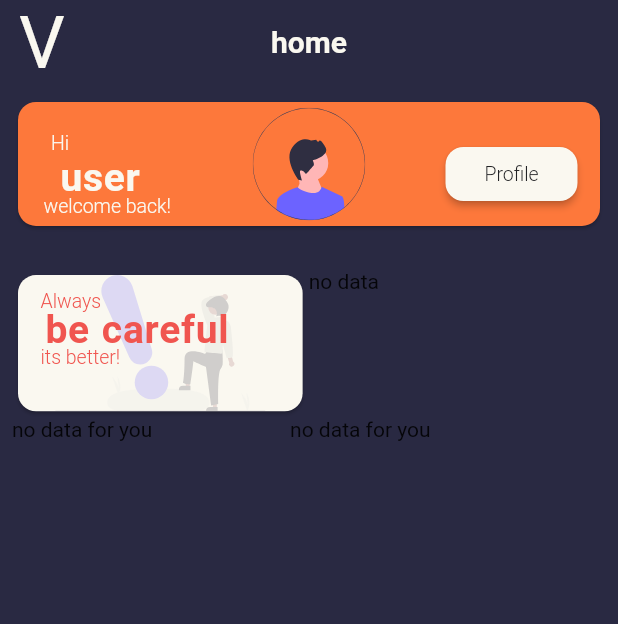
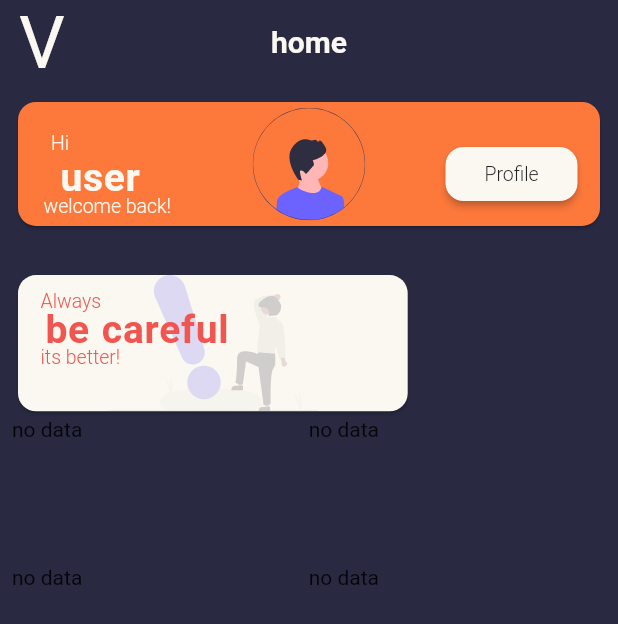
Before and after one commit to zmeulDev/valero, a Flutter app: the Home screen opened directly, on a phone screen of 412 x 824 dp. Shown: the top 624 px of the screen. Run offline on Flutter 3.47's test engine with Material 2 defaults, Android fonts, the phone set to English and light mode, and no system bars; our stand-ins replace cached_network_image, cloud_firestore, firebase_auth, firebase_core, firebase_storage, flutter_custom_clippers and 8 more; missing offline and left inert: avatar_view, mobile_number; accounts and stored records are empty; Roboto replaces fonts that are missing (Depot).

Commit message:
home fixes

```diff
--- a/lib/pages/Car/editCar.dart
+++ b/lib/pages/Car/editCar.dart
@@ -1,3 +1,4 @@
+import 'package:cloud_firestore/cloud_firestore.dart';
 import 'package:flutter/cupertino.dart';
 import 'package:flutter/material.dart';
 import 'package:get/get.dart';
@@ -224,7 +225,7 @@ class _EditCar extends State<EditCar> {
 
     return Scaffold(
       resizeToAvoidBottomInset: false,
-      appBar: getAppBar('Update car'),
+      appBar: getAppBar('Edit car'),
       body: Form(
         key: _formKey,
         child: Padding(
--- a/lib/pages/Car/viewCar.dart
+++ b/lib/pages/Car/viewCar.dart
@@ -116,10 +116,10 @@ class _ViewCar extends State<ViewCar> {
           model: car["model"],
           year: car["year"],
           fuel: car["fuel"],
-          inspection: car["inspection"].toString(),
-          insurance: car["insurance"].toString(),
-          vignette: car["vignette"].toString(),
-          maintenance: car["maintenance"].toString(),
+          inspection: car["inspection"].toDate(),
+          insurance: car["insurance"].toDate(),
+          vignette: car["vignette"].toDate(),
+          maintenance: car["maintenance"].toDate(),
           note: car["note"]),
     );
   }
--- a/lib/pages/home.dart
+++ b/lib/pages/home.dart
@@ -63,6 +63,12 @@ class _HomeState extends State<Home> {
               Row(
                 children: [
                   nextCard(),
+
+                ],
+              ),
+              Row(
+                children: [
+                  nextMaintenance(),
                   nextInsurance(),
                 ],
               ),
@@ -106,7 +112,10 @@ class _HomeState extends State<Home> {
   }
 
   nextCard() {
-    return CreateBoxCard(
+    return SizedBox(
+      width: Get.width * 0.65,
+      height: Get.height * 0.12,
+      child: CreateBoxCard(
         subTitle: 'Always',
         title: 'be careful',
         paragraph: 'its better!',
@@ -116,12 +125,13 @@ class _HomeState extends State<Home> {
         ),
         textColor: const Color(0xFFf0554f),
         buttonText: 'buttonText',
+      ),
     );
   }
 
   nextInsurance() {
     return SizedBox(
-      width: Get.width * 0.45,
+      width: Get.width * 0.48,
       height: Get.height * 0.12,
       child: StreamBuilder<QuerySnapshot<Map<String, dynamic>>>(
         stream: FirebaseFirestore.instance
@@ -148,7 +158,7 @@ class _HomeState extends State<Home> {
                 'assets/svg/insurance.svg',
                 alignment: Alignment.bottomRight,
               ),
-              textColor: car['insurance'].toString() == '31 03 2023'
+              textColor: DateTime.now().isBefore(car['insurance'].toDate())
                   ? tertiaryColor
                   : const Color(0xFFf0554f),
               buttonText: 'buttonText',
@@ -163,7 +173,7 @@ class _HomeState extends State<Home> {
 
   nextInspection() {
     return SizedBox(
-      width: Get.width * 0.45,
+      width: Get.width * 0.48,
       height: Get.height * 0.12,
       child: StreamBuilder<QuerySnapshot<Map<String, dynamic>>>(
         stream: FirebaseFirestore.instance
@@ -173,22 +183,24 @@ class _HomeState extends State<Home> {
         builder: (_, snapshot) {
           if (snapshot.hasError) return Text('Error = ${snapshot.error}');
           if (snapshot.data?.size == 0) {
-            return const Text('no data for you');
+            return const Text('no data');
           }
           if (snapshot.hasData) {
             final car = snapshot.data!.docs.first;
             return CreateBoxCard(
-              subTitle: 'Next inspection',
+              subTitle: 'Next Inspection ',
               title: car['inspection'].toString().isNotEmpty
                   ? f.format(car['inspection'].toDate())
                   : 'Not set',
-              paragraph: car['plates'],
+              paragraph: car['inspection'].toString().isNotEmpty
+                  ? car['plates']
+                  : 'no data set',
               color: secondaryColor,
               image: SvgPicture.asset(
-                'assets/svg/inspection.svg',
+                'assets/svg/insurance.svg',
                 alignment: Alignment.bottomRight,
               ),
-              textColor: car['inspection'].toString() == '31 03 2023'
+              textColor: DateTime.now().isBefore(car['inspection'].toDate())
                   ? tertiaryColor
                   : const Color(0xFFf0554f),
               buttonText: 'buttonText',
@@ -203,7 +215,7 @@ class _HomeState extends State<Home> {
 
   nextVignette() {
     return SizedBox(
-      width: Get.width * 0.45,
+      width: Get.width * 0.48,
       height: Get.height * 0.12,
       child: StreamBuilder<QuerySnapshot<Map<String, dynamic>>>(
         stream: FirebaseFirestore.instance
@@ -213,13 +225,12 @@ class _HomeState extends State<Home> {
         builder: (_, snapshot) {
           if (snapshot.hasError) return Text('Error = ${snapshot.error}');
           if (snapshot.data?.size == 0) {
-            return const Text('no data for you');
+            return const Text('no data');
           }
           if (snapshot.hasData) {
-            var car = snapshot.data!.docs.first;
-
+            final car = snapshot.data!.docs.first;
             return CreateBoxCard(
-              subTitle: 'Next vignette',
+              subTitle: 'Next Vignette ',
               title: car['vignette'].toString().isNotEmpty
                   ? f.format(car['vignette'].toDate())
                   : 'Not set',
@@ -228,13 +239,54 @@ class _HomeState extends State<Home> {
                   : 'no data set',
               color: secondaryColor,
               image: SvgPicture.asset(
-                'assets/svg/vignette.svg',
+                'assets/svg/insurance.svg',
                 alignment: Alignment.bottomRight,
               ),
-              textColor: f.format(car['vignette'].toDate()) == f.format(DateTime.now().subtract(const Duration(days: 6)))
+              textColor: DateTime.now().isBefore(car['vignette'].toDate())
                   ? tertiaryColor
                   : const Color(0xFFf0554f),
+              buttonText: 'buttonText',
+            );
+          }
 
+          return const Center(child: CircularProgressIndicator());
+        },
+      ),
+    );
+  }
+
+  nextMaintenance() {
+    return SizedBox(
+      width: Get.width * 0.48,
+      height: Get.height * 0.12,
+      child: StreamBuilder<QuerySnapshot<Map<String, dynamic>>>(
+        stream: FirebaseFirestore.instance
+            .collection('cars')
+            .where('userId', isEqualTo: UserModel().uid.toString())
+            .snapshots(),
+        builder: (_, snapshot) {
+          if (snapshot.hasError) return Text('Error = ${snapshot.error}');
+          if (snapshot.data?.size == 0) {
+            return const Text('no data');
+          }
+          if (snapshot.hasData) {
+            final car = snapshot.data!.docs.first;
+            return CreateBoxCard(
+              subTitle: 'Next Maintenance',
+              title: car['maintenance'].toString().isNotEmpty
+                  ? f.format(car['maintenance'].toDate())
+                  : 'Not set',
+              paragraph: car['maintenance'].toString().isNotEmpty
+                  ? car['plates']
+                  : 'no data set',
+              color: secondaryColor,
+              image: SvgPicture.asset(
+                'assets/svg/insurance.svg',
+                alignment: Alignment.bottomRight,
+              ),
+              textColor: DateTime.now().isBefore(car['maintenance'].toDate())
+                  ? tertiaryColor
+                  : const Color(0xFFf0554f),
               buttonText: 'buttonText',
             );
           }
```
Lines whose indentation alone changed are shown as unchanged.
